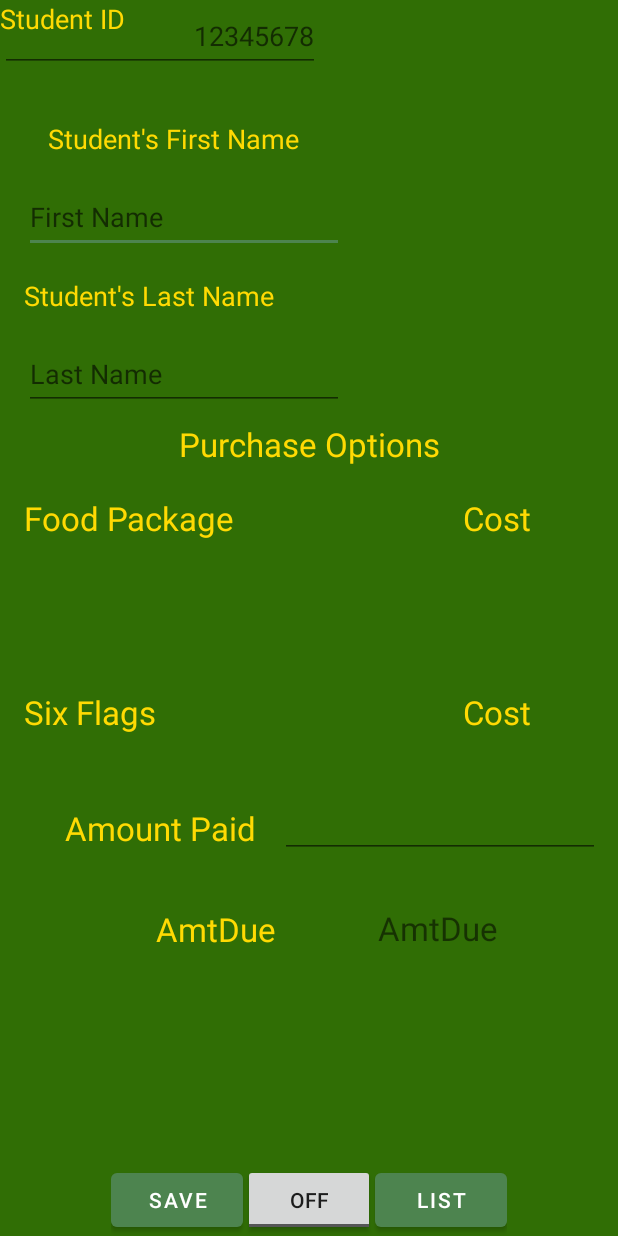
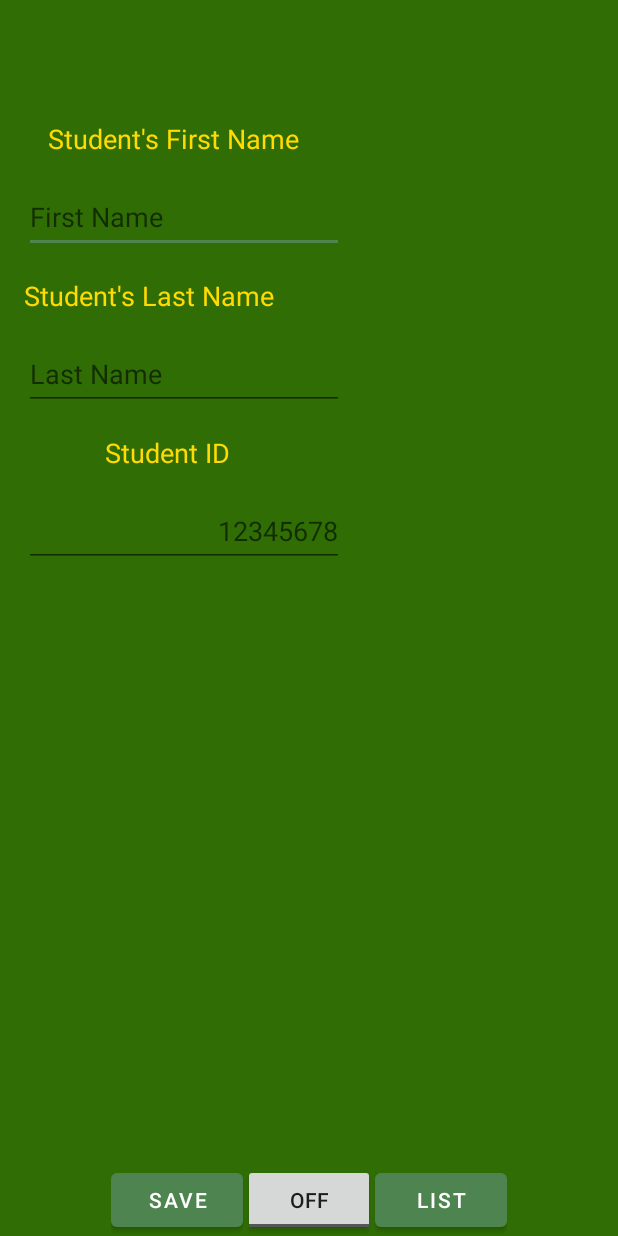
Before and after one commit to Jmaude/EighthGradeStandAlone, an Android app: the layout activity_admin_input_data.xml on its own in the app's theme, with its tools: preview values and no code run, on a phone screen of 412 x 824 dp. Run offline under Robolectric (Android 15) with nearby library versions, the phone set to English and light mode, and no system bars.

Commit message:
Update to StudentActivityDataSource

```diff
--- a/app/src/main/java/com/example/eighthgradestandalone/Student.java
+++ b/app/src/main/java/com/example/eighthgradestandalone/Student.java
@@ -4,7 +4,7 @@ public class Student {
     private int stdSystemID;
     private String stdFirstName;
     private String stdLastName;
-    private String stdNum;
+    private int stdNum;
     private int costFP;
     private int costSF;
     private int amountPaid;
@@ -34,11 +34,11 @@ public class Student {
         this.stdLastName = stdLastName;
     }
 
-    public String getStdNum() {
+    public int getStdNum() {
         return stdNum;
     }
 
-    public void setStdNum(String stdNum) {
+    public void setStdNum(int stdNum) {
         this.stdNum = stdNum;
     }
 
--- a/app/src/main/java/com/example/eighthgradestandalone/StudentActivityDBHelper.java
+++ b/app/src/main/java/com/example/eighthgradestandalone/StudentActivityDBHelper.java
@@ -7,37 +7,14 @@ import android.database.sqlite.SQLiteDatabase;
 import android.database.sqlite.SQLiteOpenHelper;
 
 public class StudentActivityDBHelper extends SQLiteOpenHelper {
-    private static final String DATABASE_NAME = "studentactivity.dp";
+    private static final String DATABASE_NAME = "admin.db";
     private static final int DATABASE_VERSION = 1;
     private SQLiteDatabase database;
     private static final String DATABASE_TABLE = "student";
 
-
-
-    private static final String CREATE_TABLE_STUDENT_ACTIVITY =
-           "create table student (_id integer primary Key AUTOINCREMENT, stdfirstname text, stdlastname text, stdNum text,"
-            + "costfp integer, costsf integer, amountpaid integer, amountdue integer);";
-
-
     public StudentActivityDBHelper(Context context) {
         super(context, DATABASE_NAME, null, DATABASE_VERSION);
     }
-    @Override
-    public void onCreate(SQLiteDatabase db) {
-        db.execSQL(CREATE_TABLE_STUDENT_ACTIVITY);
-    }
-
-    @Override
-    public void onUpgrade(SQLiteDatabase db, int oldVersion, int newVersion) {
-        try {
-            db.execSQL("ALTER TABLE contact ADD COLUMN contactphoto blob");
-        }
-        catch (Exception e) {
-            //do nothing
-        }
-    }
-
-
 
     public boolean checkStNum(String studentNum) {
         database = this.getWritableDatabase();
@@ -50,4 +27,14 @@ public class StudentActivityDBHelper extends SQLiteOpenHelper {
         }
         return false;
     }
+
+    @Override
+    public void onCreate(SQLiteDatabase db) {
+
+    }
+
+    @Override
+    public void onUpgrade(SQLiteDatabase db, int oldVersion, int newVersion) {
+
+    }
 }
--- a/app/src/main/java/com/example/eighthgradestandalone/StudentActivityDataSource.java
+++ b/app/src/main/java/com/example/eighthgradestandalone/StudentActivityDataSource.java
@@ -38,7 +38,7 @@ public class StudentActivityDataSource {
                 newStudent = new Student();
                 newStudent.setStdFirstName(cursor.getString(1));
                 newStudent.setStdLastName(cursor.getString(2));
-                newStudent.setStdNum(cursor.getString(3));
+                newStudent.setStdNum(Integer.parseInt(cursor.getString(3)));
                 students.add(newStudent);
                 cursor.moveToNext();
             }
@@ -57,9 +57,7 @@ public class StudentActivityDataSource {
 
             initialValues.put("stdfirstname", s.getStdFirstName());
             initialValues.put("stdlastname", s.getStdLastName());
-            initialValues.put("stdidnum", s.getStdNum());
-            initialValues.put("costfp", s.getCostFP());
-            initialValues.put("costsf", s.getCostSF());
+            initialValues.put("stdNum", s.getStdNum());
             didSucceed = database.insert("student", null, initialValues) > 0;
         } catch (Exception e) {
 
--- a/app/src/main/java/com/example/eighthgradestandalone/StudentData.java
+++ b/app/src/main/java/com/example/eighthgradestandalone/StudentData.java
@@ -34,7 +34,7 @@ public class StudentData extends AppCompatActivity {
     }
 
     public void initPaymentButton() {
-        Button buttonPay = findViewById(R.id.bttnPayment);
+        Button buttonPay = findViewById(R.id.bttnSave);
         buttonPay.setOnClickListener(new View.OnClickListener() {
             @Override
             public void onClick(View v) {
@@ -47,7 +47,7 @@ public class StudentData extends AppCompatActivity {
     }
 
     public void initLogoutButton() {
-        Button buttonLogout = findViewById(R.id.bttnLogout);
+        Button buttonLogout = findViewById(R.id.bttnList);
         buttonLogout.setOnClickListener(new View.OnClickListener() {
             @Override
             public void onClick(View v) {
--- a/app/src/main/res/layout/activity_admin_create_db.xml
+++ b/app/src/main/res/layout/activity_admin_create_db.xml
@@ -35,7 +35,7 @@
                 app:layout_constraintTop_toTopOf="parent" />
 
             <EditText
-                android:id="@+id/editAdminFirstName"
+                android:id="@+id/editStdFirstName"
                 android:layout_width="wrap_content"
                 android:layout_height="wrap_content"
                 android:layout_marginStart="16dp"
@@ -48,7 +48,7 @@
                 app:layout_constraintTop_toBottomOf="@+id/textView3" />
 
             <EditText
-                android:id="@+id/editAdminLastName"
+                android:id="@+id/editStdLastName"
                 android:layout_width="wrap_content"
                 android:layout_height="wrap_content"
                 android:layout_marginStart="16dp"
@@ -70,7 +70,7 @@
                 android:textColor="@color/sunflower"
                 android:textSize="@dimen/text_size_md"
                 app:layout_constraintStart_toStartOf="parent"
-                app:layout_constraintTop_toBottomOf="@+id/editAdminFirstName" />
+                app:layout_constraintTop_toBottomOf="@+id/editStdFirstName" />
 
             <EditText
                 android:id="@+id/editAdminUserName"
@@ -82,7 +82,7 @@
                 android:hint="@string/adminId"
                 android:inputType="number"
                 app:layout_constraintStart_toStartOf="parent"
-                app:layout_constraintTop_toBottomOf="@+id/editAdminLastName" />
+                app:layout_constraintTop_toBottomOf="@+id/editStdLastName" />
 
             <EditText
                 android:id="@+id/editPassword"
--- a/app/src/main/res/layout/activity_admin_input_data.xml
+++ b/app/src/main/res/layout/activity_admin_input_data.xml
@@ -24,38 +24,16 @@
             android:layout_height="wrap_content">
 
             <TextView
-                android:id="@+id/textCostSF"
-                android:layout_width="wrap_content"
-                android:layout_height="wrap_content"
-                android:layout_marginStart="152dp"
-                android:layout_marginTop="100dp"
-                android:text="@string/cost"
-                android:textColor="@color/sunflower"
-                android:textSize="@dimen/text_size_lg"
-                app:layout_constraintStart_toEndOf="@+id/textFoodPackage"
-                app:layout_constraintTop_toBottomOf="@+id/textCostFP" />
-
-            <TextView
-                android:id="@+id/textView13"
-                android:layout_width="wrap_content"
-                android:layout_height="wrap_content"
-                android:layout_marginStart="16dp"
-                android:layout_marginTop="100dp"
-                android:text="@string/sixFlags"
-                android:textColor="@color/sunflower"
-                android:textSize="@dimen/text_size_lg"
-                app:layout_constraintStart_toStartOf="parent"
-                app:layout_constraintTop_toBottomOf="@+id/textFoodPackage" />
-
-            <TextView
                 android:id="@+id/textView5"
                 android:layout_width="wrap_content"
                 android:layout_height="wrap_content"
+                android:layout_marginStart="70dp"
+                android:layout_marginTop="16dp"
                 android:text="@string/studentIDtext"
                 android:textColor="@color/sunflower"
                 android:textSize="@dimen/text_size_md"
-                tools:layout_editor_absoluteX="74dp"
-                tools:layout_editor_absoluteY="29dp" />
+                app:layout_constraintStart_toStartOf="parent"
+                app:layout_constraintTop_toBottomOf="@+id/editStdLastName" />
 
             <TextView
                 android:id="@+id/textView3"
@@ -69,20 +47,8 @@
                 app:layout_constraintStart_toStartOf="parent"
                 app:layout_constraintTop_toTopOf="parent" />
 
-            <TextView
-                android:id="@+id/textView6"
-                android:layout_width="wrap_content"
-                android:layout_height="wrap_content"
-                android:layout_marginTop="8dp"
-                android:text="@string/purchaseOpt"
-                android:textColor="@color/sunflower"
-                android:textSize="@dimen/text_size_lg"
-                app:layout_constraintEnd_toEndOf="parent"
-                app:layout_constraintStart_toStartOf="parent"
-                app:layout_constraintTop_toBottomOf="@+id/editAdminLastName" />
-
             <EditText
-                android:id="@+id/editAdminFirstName"
+                android:id="@+id/editStdFirstName"
                 android:layout_width="wrap_content"
                 android:layout_height="wrap_content"
                 android:layout_marginStart="16dp"
@@ -95,7 +61,7 @@
                 app:layout_constraintTop_toBottomOf="@+id/textView3" />
 
             <EditText
-                android:id="@+id/editAdminLastName"
+                android:id="@+id/editStdLastName"
                 android:layout_width="wrap_content"
                 android:layout_height="wrap_content"
                 android:layout_marginStart="16dp"
@@ -117,89 +83,21 @@
                 android:textColor="@color/sunflower"
                 android:textSize="@dimen/text_size_md"
                 app:layout_constraintStart_toStartOf="parent"
-                app:layout_constraintTop_toBottomOf="@+id/editAdminFirstName" />
+                app:layout_constraintTop_toBottomOf="@+id/editStdFirstName" />
 
             <EditText
                 android:id="@+id/editStdNum"
                 android:layout_width="wrap_content"
                 android:layout_height="wrap_content"
+                android:layout_marginStart="16dp"
+                android:layout_marginTop="16dp"
                 android:ems="10"
                 android:hint="@string/studentID"
                 android:inputType="number"
                 android:minHeight="48dp"
                 android:textAlignment="textEnd"
-                tools:layout_editor_absoluteX="174dp"
-                tools:layout_editor_absoluteY="16dp" />
-
-            <TextView
-                android:id="@+id/textFoodPackage"
-                android:layout_width="wrap_content"
-                android:layout_height="wrap_content"
-                android:layout_marginStart="16dp"
-                android:layout_marginTop="20dp"
-                android:text="@string/foodPackage"
-                android:textColor="@color/sunflower"
-                android:textSize="@dimen/text_size_lg"
                 app:layout_constraintStart_toStartOf="parent"
-                app:layout_constraintTop_toBottomOf="@+id/textView6" />
-
-            <TextView
-                android:id="@+id/textCostFP"
-                android:layout_width="wrap_content"
-                android:layout_height="wrap_content"
-                android:layout_marginStart="152dp"
-                android:layout_marginTop="20dp"
-                android:text="@string/cost"
-                android:textColor="@color/sunflower"
-                android:textSize="@dimen/text_size_lg"
-                app:layout_constraintStart_toEndOf="@+id/textFoodPackage"
-                app:layout_constraintTop_toBottomOf="@+id/textView6" />
-
-            <TextView
-                android:id="@+id/textAmountDue"
-                android:layout_width="wrap_content"
-                android:layout_height="wrap_content"
-                android:layout_marginTop="38dp"
-                android:layout_marginEnd="68dp"
-                android:text="@string/AmtDue"
-                android:textColor="@color/sunflower"
-                android:textSize="@dimen/text_size_lg"
-                app:layout_constraintEnd_toStartOf="@+id/textValueAmtDue"
-                app:layout_constraintTop_toBottomOf="@+id/textAmountDue2" />
-
-            <TextView
-                android:id="@+id/textAmountDue2"
-                android:layout_width="wrap_content"
-                android:layout_height="wrap_content"
-                android:layout_marginTop="48dp"
-                android:layout_marginEnd="16dp"
-                android:text="@string/amountPaid"
-                android:textColor="@color/sunflower"
-                android:textSize="@dimen/text_size_lg"
-                app:layout_constraintEnd_toStartOf="@+id/editAmtPaid"
-                app:layout_constraintTop_toBottomOf="@+id/textView13" />
-
-            <EditText
-                android:id="@+id/editAmtPaid"
-                android:layout_width="wrap_content"
-                android:layout_height="wrap_content"
-                android:layout_marginTop="37dp"
-                android:layout_marginEnd="12dp"
-                android:ems="10"
-                android:inputType="number"
-                app:layout_constraintEnd_toEndOf="parent"
-                app:layout_constraintTop_toBottomOf="@+id/textCostSF" />
-
-            <TextView
-                android:id="@+id/textValueAmtDue"
-                android:layout_width="wrap_content"
-                android:layout_height="wrap_content"
-                android:layout_marginTop="32dp"
-                android:layout_marginEnd="80dp"
-                android:text="@string/AmtDue"
-                android:textSize="@dimen/text_size_lg"
-                app:layout_constraintEnd_toEndOf="parent"
-                app:layout_constraintTop_toBottomOf="@+id/editAmtPaid" />
+                app:layout_constraintTop_toBottomOf="@+id/textView5" />
 
         </androidx.constraintlayout.widget.ConstraintLayout>
     </ScrollView>
@@ -213,7 +111,7 @@
         app:layout_constraintStart_toStartOf="parent">
 
         <Button
-            android:id="@+id/bttnPayment"
+            android:id="@+id/bttnSave"
             android:layout_width="wrap_content"
             android:layout_height="wrap_content"
             android:layout_weight="1"
@@ -227,7 +125,7 @@
             android:text="@string/editButton" />
 
         <Button
-            android:id="@+id/bttnLogout"
+            android:id="@+id/bttnList"
             android:layout_width="wrap_content"
             android:layout_height="wrap_content"
             android:layout_weight="1"
--- a/app/src/main/res/layout/activity_student_data.xml
+++ b/app/src/main/res/layout/activity_student_data.xml
@@ -23,7 +23,7 @@
             app:layout_constraintStart_toStartOf="parent">
 
             <androidx.appcompat.widget.AppCompatButton
-                android:id="@+id/bttnPayment"
+                android:id="@+id/bttnSave"
                 android:layout_width="wrap_content"
                 android:layout_height="wrap_content"
                 android:layout_weight="1"
@@ -31,7 +31,7 @@
                 android:text="Payment" />
 
             <androidx.appcompat.widget.AppCompatButton
-                android:id="@+id/bttnLogout"
+                android:id="@+id/bttnList"
                 android:layout_width="wrap_content"
                 android:layout_height="wrap_content"
                 android:layout_weight="1"
```
